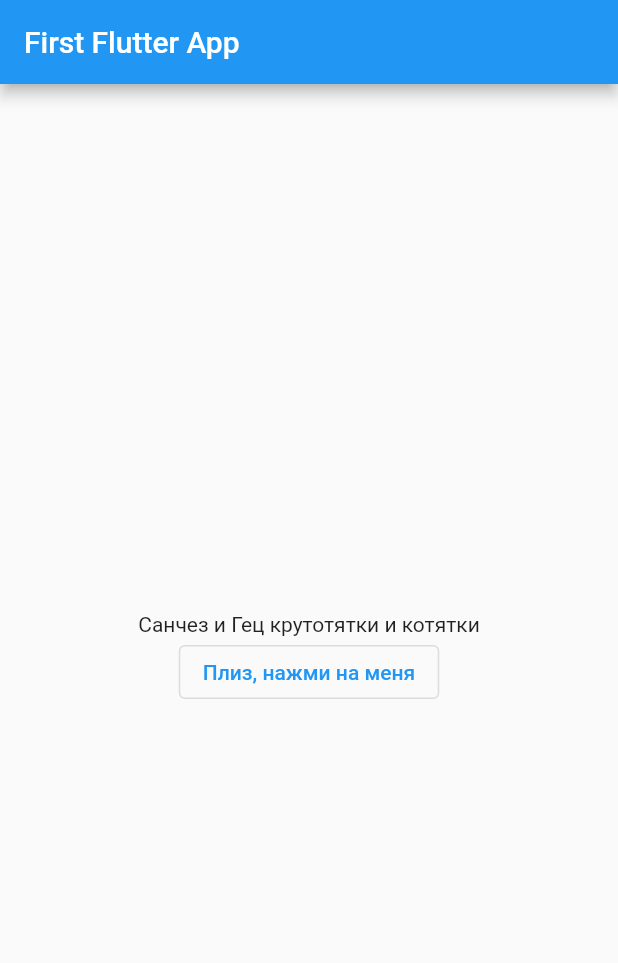
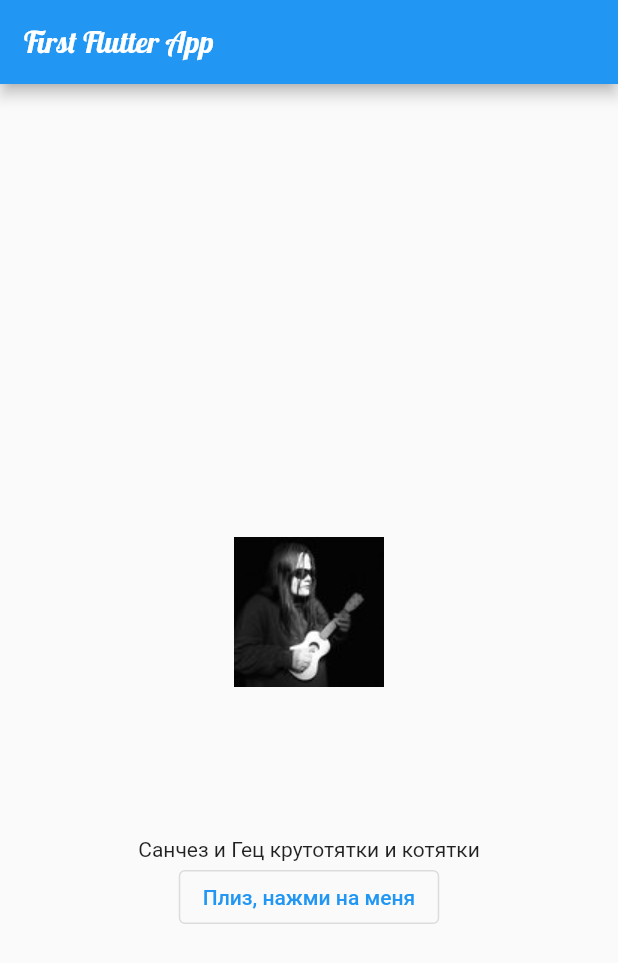
Before and after one commit to tori-getz/first-flutter-app, a Flutter app: the screen it shows after launch, on a phone screen of 412 x 824 dp. Shown: the top 963 px of the screen. Run offline on Flutter 3.47's test engine with Material 2 defaults, Android fonts, the phone set to English and light mode, and no system bars.

Commit message:
add fonts/images assets

```diff
--- a/lib/main.dart
+++ b/lib/main.dart
@@ -27,12 +27,19 @@ class _MyFirstAppState extends State<MyFirstApp> {
     return MaterialApp(
       home: Scaffold(
         appBar: AppBar(
-          title: const Text('First Flutter App'),
+          title: const Text(
+            'First Flutter App',
+            style: TextStyle(fontFamily: 'Lobster'),
+          ),
         ),
         body: Center(
           child: Column(
             mainAxisAlignment: MainAxisAlignment.center,
             children: [
+              Image.asset(
+                  _isCool ? 'assets/images/tz.jpeg' : 'assets/images/pz.jpg',
+                  width: 300,
+                  height: 300),
               _isCool
                   ? const Text('Санчез и Гец крутотятки и котятки')
                   : const Text('Санчез и гец чето так се('),
```
Also changed, not shown: pubspec.yaml (+7 -7 lines), assets/images/pz.jpg (added), assets/images/tz.jpeg (added), fonts/Lobster-Regular.ttf (added).
